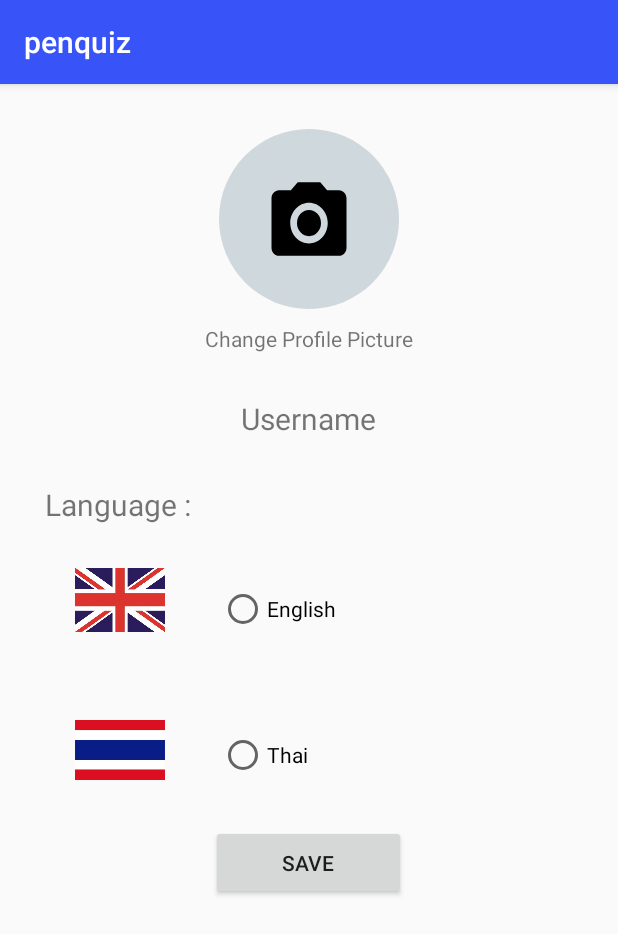
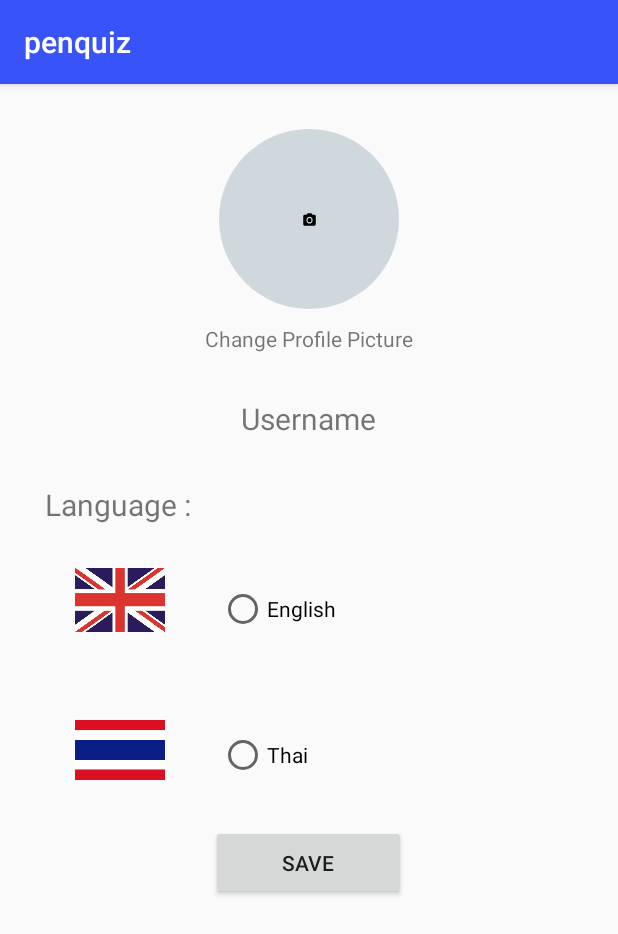
Before and after one commit to maijsp/penquiz, an Android app: the fragment SettingFragment shown on its own in the app's theme, on a phone screen of 412 x 824 dp. Shown: the top 934 px of the screen. Run offline under Robolectric (Android 15) with nearby library versions, the phone set to English and light mode, and no system bars.

Commit message:
Update ic_setting_camera.xml

```diff
--- a/app/src/main/res/drawable/ic_setting_camera.xml
+++ b/app/src/main/res/drawable/ic_setting_camera.xml
@@ -1,6 +1,6 @@
 <vector xmlns:android="http://schemas.android.com/apk/res/android"
-    android:width="60dp"
-    android:height="60dp"
+    android:width="10dp"
+    android:height="10dp"
     android:viewportWidth="24.0"
     android:viewportHeight="22.0"
     android:drawablePadding="200dp"
```
